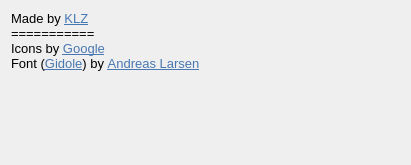
First picture: the form in Alames/forms/aboutwidget.ui, repository KLZ-0/Alames, before the edit.
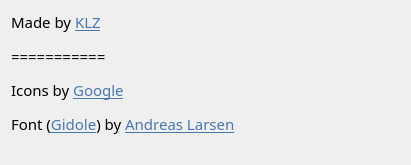
Second picture: the form after the edit.

```diff
--- a/Alames/forms/aboutwidget.ui
+++ b/Alames/forms/aboutwidget.ui
@@ -16,21 +16,26 @@
     <verstretch>0</verstretch>
    </sizepolicy>
   </property>
+  <property name="font">
+   <font>
+    <family>Gidole</family>
+   </font>
+  </property>
   <property name="windowTitle">
    <string>About</string>
   </property>
   <layout class="QFormLayout" name="formLayout">
    <item row="0" column="0" colspan="2">
     <widget class="QLabel" name="label_2">
+     <property name="font">
+      <font>
+       <pointsize>11</pointsize>
+       <weight>50</weight>
+       <bold>false</bold>
+      </font>
+     </property>
      <property name="text">
-      <string>&lt;!DOCTYPE HTML PUBLIC &quot;-//W3C//DTD HTML 4.0//EN&quot; &quot;http://www.w3.org/TR/REC-html40/strict.dtd&quot;&gt;
-&lt;html&gt;&lt;head&gt;&lt;meta name=&quot;qrichtext&quot; content=&quot;1&quot; /&gt;&lt;style type=&quot;text/css&quot;&gt;
-p, li { white-space: pre-wrap; }
-&lt;/style&gt;&lt;/head&gt;&lt;body style=&quot; font-family:'Noto Sans'; font-size:10pt; font-weight:400; font-style:normal;&quot;&gt;
-&lt;p style=&quot; margin-top:0px; margin-bottom:0px; margin-left:0px; margin-right:0px; -qt-block-indent:0; text-indent:0px;&quot;&gt;Made by &lt;a href=&quot;http://kalazi.com&quot;&gt;&lt;span style=&quot; text-decoration: underline; color:#4877b1;&quot;&gt;KLZ&lt;/span&gt;&lt;/a&gt;&lt;/p&gt;
-&lt;p style=&quot; margin-top:0px; margin-bottom:0px; margin-left:0px; margin-right:0px; -qt-block-indent:0; text-indent:0px;&quot;&gt;===========&lt;/p&gt;
-&lt;p style=&quot; margin-top:0px; margin-bottom:0px; margin-left:0px; margin-right:0px; -qt-block-indent:0; text-indent:0px;&quot;&gt;Icons by &lt;a href=&quot;https://github.com/google/material-design-icons&quot;&gt;&lt;span style=&quot; text-decoration: underline; color:#4877b1;&quot;&gt;Google&lt;/span&gt;&lt;/a&gt;&lt;/p&gt;
-&lt;p style=&quot; margin-top:0px; margin-bottom:0px; margin-left:0px; margin-right:0px; -qt-block-indent:0; text-indent:0px;&quot;&gt;Font (&lt;a href=&quot;https://github.com/larsenwork/Gidole&quot;&gt;&lt;span style=&quot; text-decoration: underline; color:#4877b1;&quot;&gt;Gidole&lt;/span&gt;&lt;/a&gt;) by &lt;a href=&quot;https://github.com/larsenwork&quot;&gt;&lt;span style=&quot; text-decoration: underline; color:#4877b1;&quot;&gt;Andreas Larsen&lt;/span&gt;&lt;/a&gt;&lt;/p&gt;&lt;/body&gt;&lt;/html&gt;</string>
+      <string>&lt;html&gt;&lt;head/&gt;&lt;body&gt;&lt;p&gt;&lt;span style=&quot; font-family:'Gidole';&quot;&gt;Made by &lt;/span&gt;&lt;a href=&quot;http://kalazi.com&quot;&gt;&lt;span style=&quot; text-decoration: underline; color:#4877b1;&quot;&gt;KLZ&lt;/span&gt;&lt;/a&gt;&lt;/p&gt;&lt;p&gt;&lt;span style=&quot; font-family:'Gidole';&quot;&gt;===========&lt;/span&gt;&lt;/p&gt;&lt;p&gt;&lt;span style=&quot; font-family:'Gidole';&quot;&gt;Icons by &lt;/span&gt;&lt;a href=&quot;https://github.com/google/material-design-icons&quot;&gt;&lt;span style=&quot; font-family:'Gidole'; text-decoration: underline; color:#4877b1;&quot;&gt;Google&lt;/span&gt;&lt;/a&gt;&lt;/p&gt;&lt;p&gt;&lt;span style=&quot; font-family:'Gidole';&quot;&gt;Font (&lt;/span&gt;&lt;a href=&quot;https://github.com/larsenwork/Gidole&quot;&gt;&lt;span style=&quot; font-family:'Gidole'; text-decoration: underline; color:#4877b1;&quot;&gt;Gidole&lt;/span&gt;&lt;/a&gt;&lt;span style=&quot; font-family:'Gidole';&quot;&gt;) by &lt;/span&gt;&lt;a href=&quot;https://github.com/larsenwork&quot;&gt;&lt;span style=&quot; font-family:'Gidole'; text-decoration: underline; color:#4877b1;&quot;&gt;Andreas Larsen&lt;/span&gt;&lt;/a&gt;&lt;/p&gt;&lt;/body&gt;&lt;/html&gt;</string>
      </property>
      <property name="openExternalLinks">
       <bool>true</bool>
```
